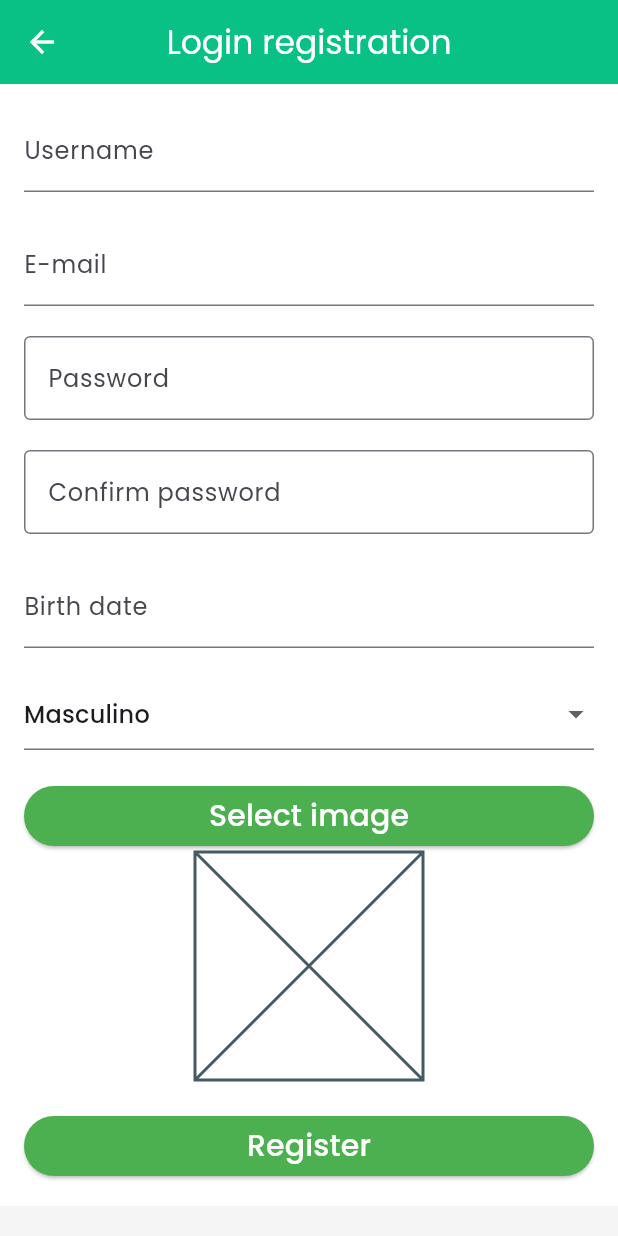
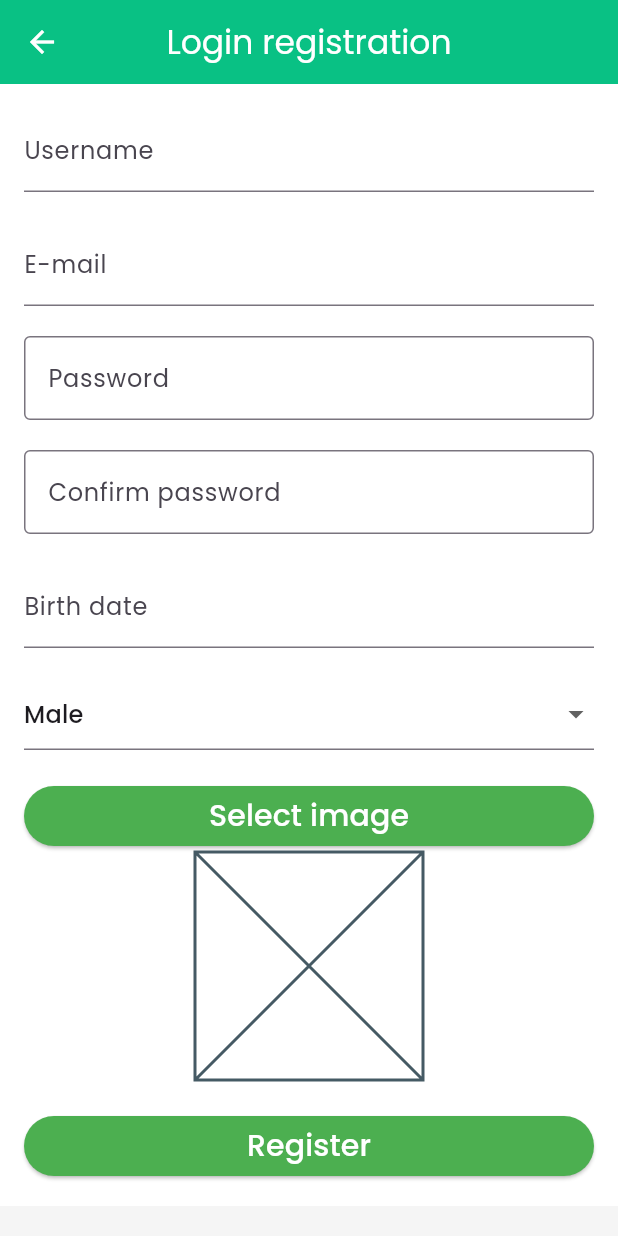
Before and after one commit to JoaoDant4s/AppCaronas, a Flutter app: the Login screen opened by its route, after a tap on "Log In", after a tap on "Create new account", on a phone screen of 412 x 824 dp. Run offline on Flutter 3.47's test engine with Material 2 defaults, Android fonts, the phone set to English and light mode, and no system bars; our stand-ins replace image_picker.

Commit message:
finished verific login, new_account...

```diff
--- a/lib/components/drawer.dart
+++ b/lib/components/drawer.dart
@@ -30,7 +30,7 @@ class HomeDrawer extends StatelessWidget {
                             AssetImage("assets/images/joao_dantas.jpg"),
                       ),
                     ),
-                    SizedBox(width: 10), // Espaçamento entre a foto e o texto
+                    SizedBox(width: 10),
                     Column(
                       crossAxisAlignment: CrossAxisAlignment.start,
                       children: [
@@ -52,7 +52,7 @@ class HomeDrawer extends StatelessWidget {
                             ),
                             SizedBox(width: 5),
                             Text(
-                              "4.8", // Formata a avaliação para uma casa decimal
+                              "4.8",
                               style: TextStyle(fontSize: 14),
                             ),
                           ],
--- a/lib/data/login_data.dart
+++ b/lib/data/login_data.dart
@@ -5,104 +5,102 @@ import 'package:caronas/models/user.dart';
 final loginData = [
   User(
     id: '1',
-    email: 'usuario1@example.com',
-    birth: DateTime(1990, 5, 15),
-    gender: 'Masculino',
-    name: 'Usuário 1',
-    password: 'senha123',
-    image: File('/caminho/para/imagem1.png'),
+    email: 'edvaldo@hotmail.com',
+    birth: DateTime(2000, 11, 09),
+    gender: 'Male',
+    name: 'Edvaldo',
+    password: 'edy',
+    image: File('/assets/images/edvaldo.jpeg'),
     rating: 4.5,
   ),
   User(
     id: '2',
     email: 'usuario2@example.com',
     birth: DateTime(1985, 8, 22),
-    gender: 'Feminino',
-    name: 'Usuária 2',
-    password: 'senha456',
-    image: File('/caminho/para/imagem2.png'),
+    gender: 'Female',
+    name: 'User 2',
+    password: 'password456',
+    image: File('/path/to/image2.png'),
     rating: 4.2,
   ),
   User(
     id: '3',
     email: 'usuario3@example.com',
     birth: DateTime(1995, 3, 10),
-    gender: 'Masculino',
-    name: 'Usuário 3',
-    password: 'senha789',
-    image: File('/caminho/para/imagem3.png'),
+    gender: 'Male',
+    name: 'User 3',
+    password: 'password789',
+    image: File('/path/to/image3.png'),
     rating: 4.7,
   ),
   User(
     id: '4',
     email: 'usuario4@example.com',
     birth: DateTime(1988, 12, 5),
-    gender: 'Feminino',
-    name: 'Usuária 4',
-    password: 'senhaabc',
-    image: File('/caminho/para/imagem4.png'),
+    gender: 'Female',
+    name: 'User 4',
+    password: 'passwordabc',
+    image: File('/path/to/image4.png'),
     rating: 4.0,
   ),
   User(
     id: '5',
     email: 'usuario5@example.com',
     birth: DateTime(1992, 9, 20),
-    gender: 'Masculino',
-    name: 'Usuário 5',
-    password: 'senhaxyz',
-    image: File('/caminho/para/imagem5.png'),
+    gender: 'Male',
+    name: 'User 5',
+    password: 'passwordxyz',
+    image: File('/path/to/image5.png'),
     rating: 4.9,
   ),
   User(
     id: '6',
     email: 'usuario6@example.com',
     birth: DateTime(1987, 6, 12),
-    gender: 'Feminino',
-    name: 'Usuária 6',
-    password: 'senhamno',
-    image: File('/caminho/para/imagem6.png'),
+    gender: 'Female',
+    name: 'User 6',
+    password: 'passwordmno',
+    image: File('/path/to/image6.png'),
     rating: 3.8,
-  ),User(
+  ),
+  User(
     id: '7',
     email: 'usuario7@example.com',
     birth: DateTime(1993, 7, 8),
-    gender: 'Masculino',
-    name: 'Usuário 7',
-    password: 'senha789',
-    image: File('/caminho/para/imagem7.png'),
+    gender: 'Male',
+    name: 'User 7',
+    password: 'password789',
+    image: File('/path/to/image7.png'),
     rating: 3.5,
   ),
-
   User(
     id: '8',
     email: 'usuario8@example.com',
     birth: DateTime(1998, 4, 25),
-    gender: 'Feminino',
-    name: 'Usuária 8',
-    password: 'senhaxyz',
-    image: File('/caminho/para/imagem8.png'),
+    gender: 'Female',
+    name: 'User 8',
+    password: 'passwordxyz',
+    image: File('/path/to/image8.png'),
     rating: 4.8,
   ),
-
   User(
     id: '9',
     email: 'usuario9@example.com',
     birth: DateTime(1989, 12, 18),
-    gender: 'Masculino',
-    name: 'Usuário 9',
-    password: 'senhamnp',
-    image: File('/caminho/para/imagem9.png'),
+    gender: 'Male',
+    name: 'User 9',
+    password: 'passwordmnp',
+    image: File('/path/to/image9.png'),
     rating: 4.2,
   ),
-
   User(
     id: '10',
     email: 'usuario10@example.com',
     birth: DateTime(1996, 2, 14),
-    gender: 'Feminino',
-    name: 'Usuária 10',
-    password: 'senhajkl',
-    image: File('/caminho/para/imagem10.png'),
+    gender: 'Female',
+    name: 'User 10',
+    password: 'passwordjkl',
+    image: File('/path/to/image10.png'),
     rating: 4.6,
   ),
 ];
--- a/lib/screen/login.dart
+++ b/lib/screen/login.dart
@@ -1,6 +1,8 @@
 import 'package:flutter/material.dart';
 import 'package:caronas/utils/app_routes.dart';
-
+import 'package:caronas/data/login_data.dart';
+import 'package:caronas/screen/new_account.dart';
+import 'package:caronas/models/user.dart';
 class Login extends StatefulWidget {
   const Login({Key? key});
 
@@ -14,6 +16,17 @@ class _LoginState extends State<Login> {
 
   final _formKey = GlobalKey<FormState>();
 
+  bool verifyCredentials(String email, String password) {
+
+    for (User user in loginData) {
+
+      if (user.email == email && user.password == password) {
+        return true;
+      }
+    }
+    return false;
+  }
+
   @override
   Widget build(BuildContext context) {
     return Scaffold(
@@ -24,12 +37,12 @@ class _LoginState extends State<Login> {
           child: Padding(
             padding: const EdgeInsets.symmetric(horizontal: 25),
             child: Form(
-              key: _formKey, // Chave do formulário
+              key: _formKey,
               child: Column(
                 mainAxisSize: MainAxisSize.max,
                 mainAxisAlignment: MainAxisAlignment.center,
                 children: [
-                  Flexible(
+                  const Flexible(
                     child: Stack(
                       children: <Widget>[
                         Image(
@@ -40,25 +53,25 @@ class _LoginState extends State<Login> {
                       ],
                     ),
                   ),
-                  SizedBox(height: 40),
+                  const SizedBox(height: 40),
                   TextFormField(
                     controller: _emailController,
-                    decoration: InputDecoration(
+                    decoration: const InputDecoration(
                       labelText: 'E-mail',
                       hintText: 'example@example.com',
                       enabledBorder: OutlineInputBorder(
                         borderSide: BorderSide(
-                          color: Colors.black, // Cor da borda quando habilitado
+                          color: Colors.black,
                         ),
                       ),
                       focusedBorder: OutlineInputBorder(
                         borderSide: BorderSide(
-                          color: Colors.black, // Cor da borda quando focado
+                          color: Colors.black,
                         ),
                       ),
                       errorBorder: OutlineInputBorder(
                         borderSide: BorderSide(
-                          color: Colors.red, // Cor da borda quando há erro
+                          color: Colors.red,
                         ),
                       ),
                     ),
@@ -69,24 +82,24 @@ class _LoginState extends State<Login> {
                       return null;
                     },
                   ),
-                  SizedBox(height: 20),
+                  const SizedBox(height: 20),
                   TextFormField(
                     controller: _passwordController,
-                    decoration: InputDecoration(
+                    decoration: const InputDecoration(
                       labelText: 'Password',
                       enabledBorder: OutlineInputBorder(
                         borderSide: BorderSide(
-                          color: Colors.black, // Cor da borda quando habilitado
+                          color: Colors.black,
                         ),
                       ),
                       focusedBorder: OutlineInputBorder(
                         borderSide: BorderSide(
-                          color: Colors.black, // Cor da borda quando focado
+                          color: Colors.black,
                         ),
                       ),
                       errorBorder: OutlineInputBorder(
                         borderSide: BorderSide(
-                          color: Colors.red, // Cor da borda quando há erro
+                          color: Colors.red,
                         ),
                       ),
                     ),
@@ -98,7 +111,7 @@ class _LoginState extends State<Login> {
                       return null;
                     },
                   ),
-                  SizedBox(height: 40),
+                  const SizedBox(height: 40),
                   FractionallySizedBox(
                     widthFactor: 1.0,
                     child: Container(
@@ -106,27 +119,45 @@ class _LoginState extends State<Login> {
                       child: ElevatedButton(
                         onPressed: () {
                           if (_formKey.currentState!.validate()) {
+                            String email = _emailController.text;
+                            String password = _passwordController.text;
+
+                            if (verifyCredentials(email, password)) {
+
+                              Navigator.of(context).pushNamed(AppRoutes.HOME);
+                            } else {
+
+                              ScaffoldMessenger.of(context).showSnackBar(
+                                const SnackBar(
+                                  content: Text(
+                                    'Invalid credentials. Check your email and password.',
+                                  ),
+                                ),
+                              );
+                            }
                           }
                         },
                         style: ElevatedButton.styleFrom(
                           backgroundColor: Colors.green,
                         ),
-                        child: Padding(
+                        child:const Padding(
                           padding: const EdgeInsets.all(12.0),
                           child: Text(
                             'Log In',
-                            style: TextStyle(color: Colors.white, fontSize: 20),
+                            style: TextStyle(
+                                color: Colors.white, fontSize: 20),
                           ),
                         ),
                       ),
                     ),
                   ),
-                  SizedBox(height: 20),
+                 const SizedBox(height: 20),
                   TextButton(
                     onPressed: () {
-                      Navigator.of(context).pushNamed(AppRoutes.NEWACCOUNT);
+                      Navigator.of(context)
+                          .pushNamed(AppRoutes.NEWACCOUNT);
                     },
-                    child: Text(
+                    child: const Text(
                       'Create new account',
                       style: TextStyle(fontSize: 14, color: Colors.green),
                     ),
--- a/lib/screen/new_account.dart
+++ b/lib/screen/new_account.dart
@@ -17,7 +17,7 @@ class _CadastroLoginState extends State<CadastroLogin> {
       TextEditingController();
   final TextEditingController _emailController = TextEditingController();
   final TextEditingController _birthdateController = TextEditingController();
-  String _selectedGender = 'Masculino';
+  String _selectedGender = 'Male';
 
   XFile? _imageFile;
 
@@ -82,22 +82,23 @@ class _CadastroLoginState extends State<CadastroLogin> {
         _confirmPasswordController.clear();
         _emailController.clear();
         _birthdateController.clear();
-        _selectedGender = 'Masculino';
+        _selectedGender = 'Male';
         _imageFile = null;
+        Navigator.pop(context);
       });
 
       showDialog(
         context: context,
         builder: (context) {
           return AlertDialog(
-            title: Text('Success'),
-            content: Text('User registered successfully!'),
+            title: const Text('Success'),
+            content: const Text('User registered successfully!'),
             actions: <Widget>[
               TextButton(
                 onPressed: () {
                   Navigator.of(context).pop();
                 },
-                child: Text('OK'),
+                child: const Text('OK'),
               ),
             ],
           );
@@ -112,13 +113,13 @@ class _CadastroLoginState extends State<CadastroLogin> {
       backgroundColor: const Color(0xFFF5F5F5),
       appBar: AppBar(
         title:
-            Text('Login registration', style: TextStyle(color: Colors.white)),
+            const Text('Login registration', style: TextStyle(color: Colors.white)),
         centerTitle: true,
         leading: IconButton(
           onPressed: () {
             Navigator.pop(context);
           },
-          icon: Icon(
+          icon: const Icon(
             Icons.arrow_back,
             color: Colors.white,
           ),
@@ -128,16 +129,16 @@ class _CadastroLoginState extends State<CadastroLogin> {
         child: Container(
           color: Colors.white,
           child: Padding(
-            padding: EdgeInsets.all(16.0),
+            padding: const EdgeInsets.all(16.0),
             child: Form(
-              key: _formKey, // Associar a chave do formulário
+              key: _formKey,
               child: Column(
                 crossAxisAlignment: CrossAxisAlignment.center,
                 mainAxisAlignment: MainAxisAlignment.center,
                 children: <Widget>[
                   TextFormField(
                     controller: _usernameController,
-                    decoration: InputDecoration(labelText: 'Username'),
+                    decoration: const InputDecoration(labelText: 'Username'),
                     validator: (value) {
                       if (value == null || value.isEmpty) {
                         return 'Username is required';
@@ -148,7 +149,7 @@ class _CadastroLoginState extends State<CadastroLogin> {
                   SizedBox(height: 20.0),
                   TextFormField(
                     controller: _emailController,
-                    decoration: InputDecoration(
+                    decoration: const InputDecoration(
                         labelText: 'E-mail', hintText: 'example@example.com'),
                     validator: (value) {
                       if (value == null || value.isEmpty) {
@@ -157,11 +158,11 @@ class _CadastroLoginState extends State<CadastroLogin> {
                       return null;
                     },
                   ),
-                  SizedBox(height: 20.0),
+                  const SizedBox(height: 20.0),
                   TextFormField(
                     controller: _passwordController,
                     obscureText: true,
-                    decoration: InputDecoration(
+                    decoration: const InputDecoration(
                       labelText: 'Password',
                       border: OutlineInputBorder(),
                     ),
@@ -172,11 +173,11 @@ class _CadastroLoginState extends State<CadastroLogin> {
                       return null;
                     },
                   ),
-                  SizedBox(height: 20.0),
+                  const SizedBox(height: 20.0),
                   TextFormField(
                     controller: _confirmPasswordController,
                     obscureText: true,
-                    decoration: InputDecoration(
+                    decoration: const InputDecoration(
                       labelText: 'Confirm password',
                       border: OutlineInputBorder(),
                     ),
@@ -190,12 +191,12 @@ class _CadastroLoginState extends State<CadastroLogin> {
                       return null;
                     },
                   ),
-                  SizedBox(height: 20.0),
+                  const SizedBox(height: 20.0),
                   TextFormField(
                     controller: _birthdateController,
-                    decoration: InputDecoration(
+                    decoration: const InputDecoration(
                       labelText: 'Birth date',
-                      hintText: 'MM/DD/AAAA',
+                      hintText: 'MM/DD/YYYY',
                     ),
                     validator: (value) {
                       if (value == null || value.isEmpty) {
@@ -204,10 +205,10 @@ class _CadastroLoginState extends State<CadastroLogin> {
                       return null;
                     },
                   ),
-                  SizedBox(height: 20.0),
+                  const SizedBox(height: 20.0),
                   DropdownButtonFormField(
                     value: _selectedGender,
-                    items: ['Masculino', 'Feminino', 'Outro'].map((gender) {
+                    items: ['Male', 'Female', 'Other'].map((gender) {
                       return DropdownMenuItem(
                         value: gender,
                         child: Text(gender),
@@ -225,7 +226,7 @@ class _CadastroLoginState extends State<CadastroLogin> {
                       return null;
                     },
                   ),
-                  SizedBox(height: 20.0),
+                  const SizedBox(height: 20.0),
                   ElevatedButton(
                     onPressed: _pickImage,
                     style: ElevatedButton.styleFrom(
@@ -233,7 +234,7 @@ class _CadastroLoginState extends State<CadastroLogin> {
                     ),
                     child: Container(
                       width: double.infinity,
-                      child: Center(
+                      child: const Center(
                           child: Text(
                         'Select image',
                         style: TextStyle(color: Colors.white, fontSize: 20),
@@ -247,7 +248,7 @@ class _CadastroLoginState extends State<CadastroLogin> {
                         ? Image.file(File(_imageFile!.path), fit: BoxFit.cover)
                         : Placeholder(),
                   ),
-                  SizedBox(height: 20.0),
+                  const SizedBox(height: 20.0),
                   ElevatedButton(
                     onPressed: _registerUser,
                     style: ElevatedButton.styleFrom(
@@ -255,7 +256,7 @@ class _CadastroLoginState extends State<CadastroLogin> {
                     ),
                     child: Container(
                       width: double.infinity,
-                      child: Center(
+                      child: const Center(
                           child: Text(
                         'Register',
                         style: TextStyle(color: Colors.white, fontSize: 20),
--- a/lib/screen/search.dart
+++ b/lib/screen/search.dart
@@ -80,7 +80,7 @@ class _SearchState extends State<Search> {
             visible: _filteredRides.isEmpty,
             child: const Center(
               child: Text(
-                "Nenhuma carona encontrada",
+                "No rides found",
                 style: TextStyle(
                     fontSize: 20,
                     color: Color(0xFF09C184),
--- a/lib/theme/theme.dart
+++ b/lib/theme/theme.dart
@@ -3,7 +3,7 @@ import 'package:flutter/material.dart';
 class MyTheme {
   static ThemeData customTheme = ThemeData(
     useMaterial3: true,
-    appBarTheme: AppBarTheme(backgroundColor: Color(0xFF09C184)),
+    appBarTheme: const AppBarTheme(backgroundColor: Color(0xFF09C184)),
     fontFamily: 'Poppins',
   );
 }
--- a/pubspec.yaml
+++ b/pubspec.yaml
@@ -63,6 +63,7 @@ flutter:
     - assets/images/3dcar.png
     - assets/images/car2d.png
     - assets/images/joao_dantas.jpg
+    - assets/images/edvaldo.jpeg
   fonts:
     - family: Poppins
       fonts:
```
Also changed, not shown: lib/screen/my_profile.dart (+7 -7 lines), lib/screen/ride_details.dart (+23 -23 lines), assets/images/edvaldo.jpeg (added).
